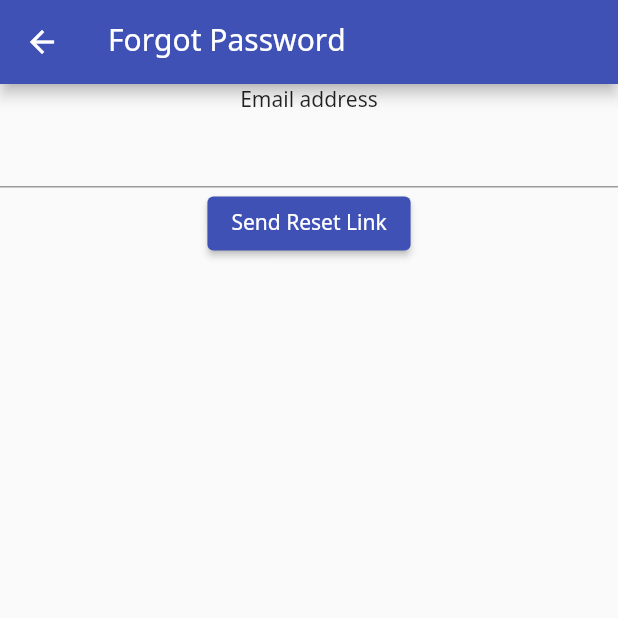
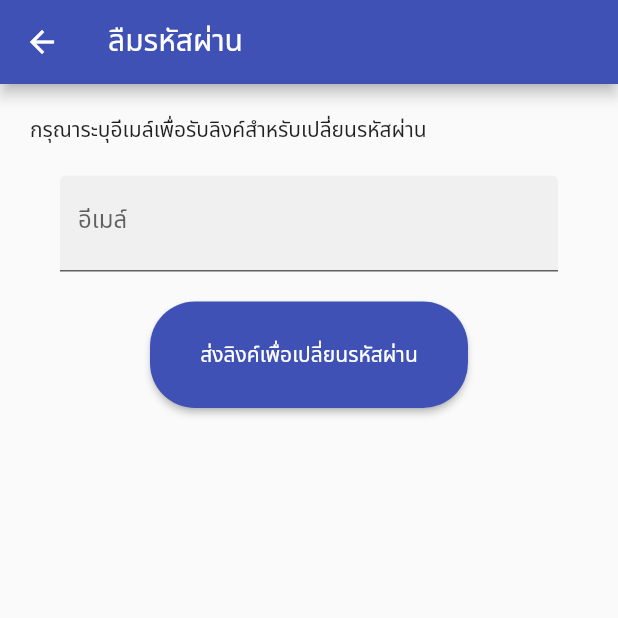
Before and after one commit to mophos/flutter_demo_kyc, a Flutter app: the ForgotPasswordPage screen opened directly, on a phone screen of 412 x 824 dp, the top half of it. Run offline on Flutter 3.47's test engine with Material 2 defaults, Android fonts, the phone set to English and light mode, and no system bars.

Commit message:
add forgot page

```diff
--- a/lib/forgot_password.dart
+++ b/lib/forgot_password.dart
@@ -12,13 +12,41 @@ class _ForgotPasswordPageState extends State<ForgotPasswordPage> {
   Widget build(BuildContext context) {
     return Scaffold(
       appBar: AppBar(
-        title: Text('Forgot Password'),
+        title: Text('ลืมรหัสผ่าน'),
       ),
-      body: Column(
+      body: ListView(
         children: [
-          Text('Email address'),
-          TextFormField(),
-          ElevatedButton(onPressed: () {}, child: Text('Send Reset Link'))
+          Container(
+              margin: EdgeInsets.all(20),
+              child: Text('กรุณาระบุอีเมล์เพื่อรับลิงค์สำหรับเปลี่ยนรหัสผ่าน')),
+          Container(
+            margin: EdgeInsets.symmetric(vertical: 0, horizontal: 40),
+            child: Column(
+              children: [
+                TextFormField(
+                    decoration: InputDecoration(
+                        filled: true,
+                        label: Text('อีเมล์'),
+                        hintText: 'ระบุอีเมล์เพื่อรับลิงค์เปลี่ยนรหัสผ่าน')),
+                Container(
+                  margin: EdgeInsets.only(left: 60, right: 60, top: 20),
+                  child: Row(
+                    children: [
+                      Expanded(
+                        child: ElevatedButton(
+                            style: ElevatedButton.styleFrom(
+                                padding: EdgeInsets.all(25),
+                                shape: RoundedRectangleBorder(
+                                    borderRadius: BorderRadius.circular(30))),
+                            onPressed: () {},
+                            child: Text("ส่งลิงค์เพื่อเปลี่ยนรหัสผ่าน")),
+                      ),
+                    ],
+                  ),
+                ),
+              ],
+            ),
+          ),
         ],
       ),
     );
--- a/lib/home.dart
+++ b/lib/home.dart
@@ -55,7 +55,7 @@ class _HomePageState extends State<HomePage> {
                             ),
                           ), // Tabbar
                           Container(
-                            height: 250,
+                            height: 280,
                             // padding: EdgeInsets.all(10),
                             child: TabBarView(
                               children: [
@@ -100,7 +100,7 @@ class _HomePageState extends State<HomePage> {
                                         Expanded(
                                           child: ElevatedButton(
                                               style: ElevatedButton.styleFrom(
-                                                  padding: EdgeInsets.all(20),
+                                                  padding: EdgeInsets.all(25),
                                                   shape: RoundedRectangleBorder(
                                                       borderRadius:
                                                           BorderRadius.circular(
@@ -118,12 +118,17 @@ class _HomePageState extends State<HomePage> {
                                         Expanded(
                                           child: TextButton(
                                               style: TextButton.styleFrom(
-                                                  padding: EdgeInsets.all(20),
+                                                  padding: EdgeInsets.all(25),
                                                   shape: RoundedRectangleBorder(
                                                       borderRadius:
                                                           BorderRadius.circular(
                                                               20))),
-                                              onPressed: () {},
+                                              onPressed: () {
+                                                Navigator.of(context).push(
+                                                    MaterialPageRoute(
+                                                        builder: (context) =>
+                                                            ForgotPasswordPage()));
+                                              },
                                               child: Text("ลืมรหัสผ่าน")),
                                         ),
                                       ],
```
